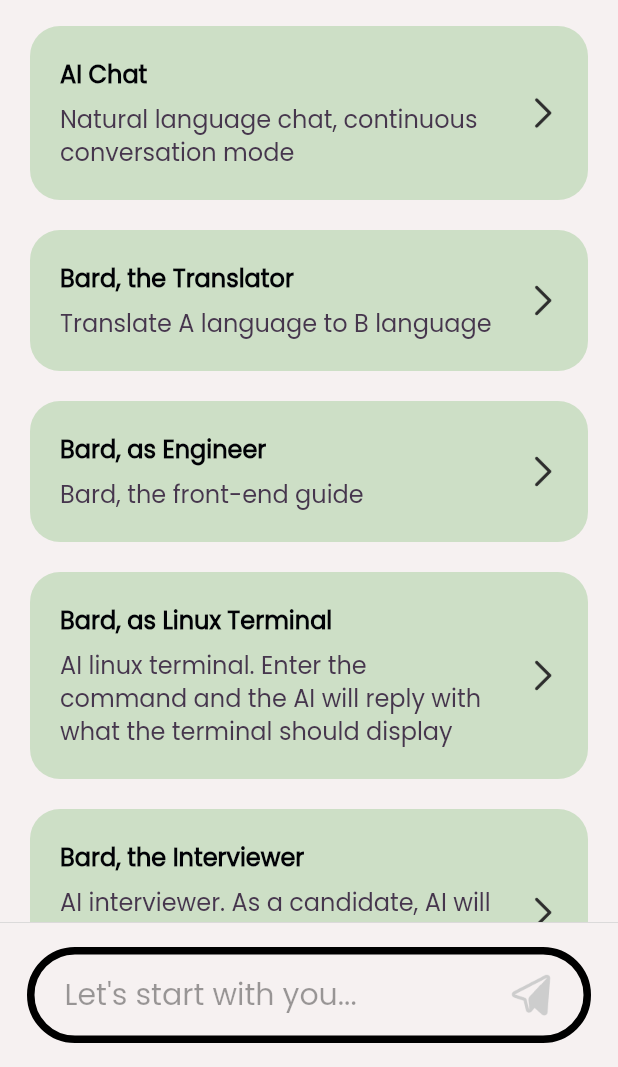
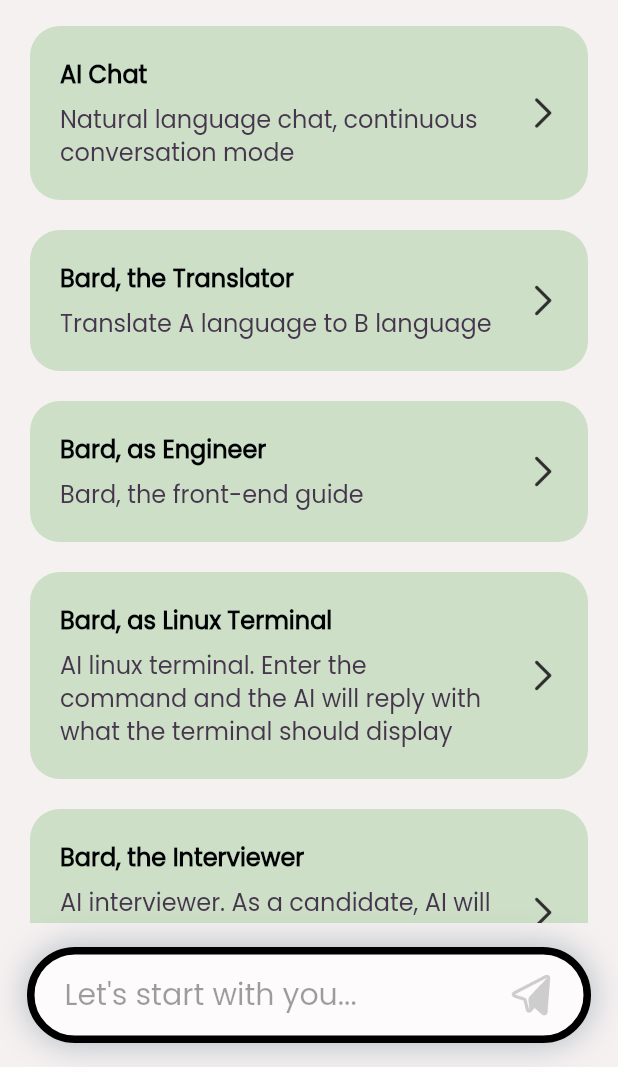
Before and after one commit to somritdasgupta/hypebard, a Flutter app: the screen it shows after launch, on a phone screen of 412 x 824 dp, the part 169-1236 px from its top. Run offline on Flutter 3.47's test engine with Material 2 defaults, Android fonts, the phone set to English and light mode, and no system bars; our stand-ins replace flutter_dotenv, flutter_easyloading, flutter_markdown, flutter_tts, get_storage, lottie and 2 more; missing offline and left inert: dart_openai, sp_util.

Commit message:
updated some components

```diff
--- a/lib/components/QuestionInput.dart
+++ b/lib/components/QuestionInput.dart
@@ -148,7 +148,7 @@ class _QuestionInputState extends State<QuestionInput> {
     };
 
     bool isFirstMessage = widget.chat['messages'].length == 0;
-    debugPrint('---是否首次发消息 $isFirstMessage---');
+    debugPrint('--- $isFirstMessage---');
     Map chat = await store.pushMessage(widget.chat, message);
 
     List messages = [
@@ -227,8 +227,8 @@ class _QuestionInputState extends State<QuestionInput> {
       decoration: const BoxDecoration(
         border: Border(
           top: BorderSide(
-            width: 0.5,
-            color: Color.fromRGBO(210, 210, 210, 1.0),
+            width: 0,
+            color: Colors.transparent,
           ),
         ),
       ),
@@ -239,10 +239,20 @@ class _QuestionInputState extends State<QuestionInput> {
             child: Container(
               padding: const EdgeInsets.fromLTRB(20, 4, 8, 4),
               decoration: BoxDecoration(
-                borderRadius: BorderRadius.circular(50.0),
-                border: Border.all(color: Colors.black, width: 5),
+                color: Colors.white.withAlpha(700),
+              borderRadius: BorderRadius.circular(50.0),
+              border: Border.all(color: Colors.black, width: 5),
+              boxShadow: [
+                BoxShadow(
+                  color: Colors.blueGrey.withOpacity(0.5), // Shadow color
+                  spreadRadius: 0, // Spread radius
+                  blurRadius: 20, // Blur radius
+                  offset: const Offset(0, 0), // Offs
+                  blurStyle: BlurStyle.outer,// et in the x and y direction
+                ),
+              ],
+            ),
 
-              ),
               child: Row(
                 children: [
                   Expanded(
@@ -252,6 +262,7 @@ class _QuestionInputState extends State<QuestionInput> {
                       controller: questionController,
                       minLines: 1,
                       maxLines: 2,
+                      cursorRadius: Radius.zero,
                       decoration: const InputDecoration.collapsed(
                         hintText: "Let's start with you..."
                       ),
```
